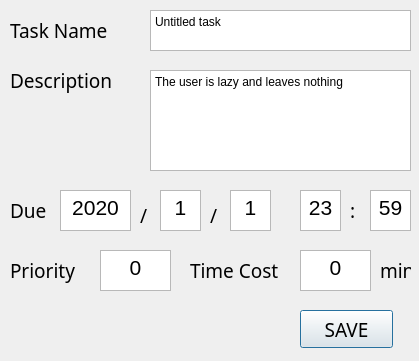
walwan/JI-To-Do-List, file gui/newDialog.ui: the form before one commit.
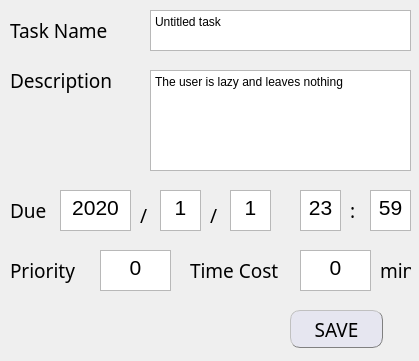
The form after the commit.

```diff
--- a/gui/newDialog.ui
+++ b/gui/newDialog.ui
@@ -370,7 +370,7 @@
   <widget class="QPushButton" name="btnSave">
    <property name="geometry">
     <rect>
-     <x>300</x>
+     <x>290</x>
      <y>310</y>
      <width>93</width>
      <height>38</height>
@@ -382,6 +382,11 @@
      <pointsize>14</pointsize>
     </font>
    </property>
+   <property name="styleSheet">
+    <string notr="true">QPushButton{background-color:rgb(230, 230, 240); border:1px groove gray; border-radius:10px; border-style: outset;}
+QPushButton:hover{background-color:rgb(230, 230, 250);}
+QPushButton:pressed{background-color:rgb(216, 191, 216); border-style: inset;}</string>
+   </property>
    <property name="text">
     <string>SAVE</string>
    </property>
```
